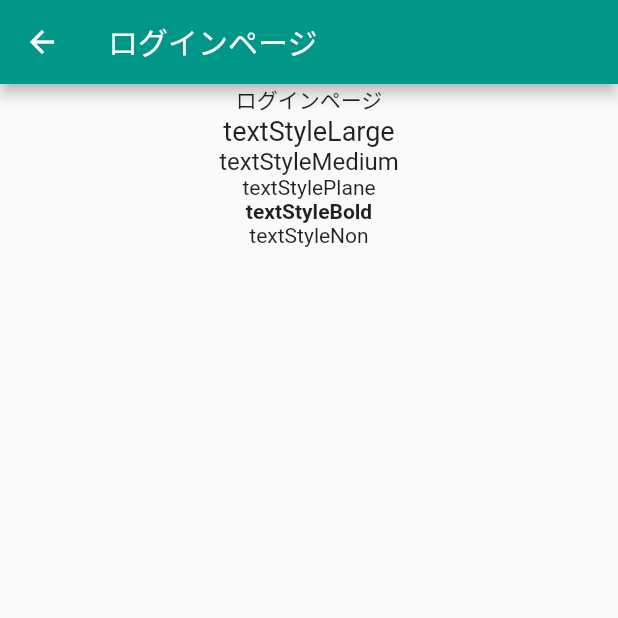
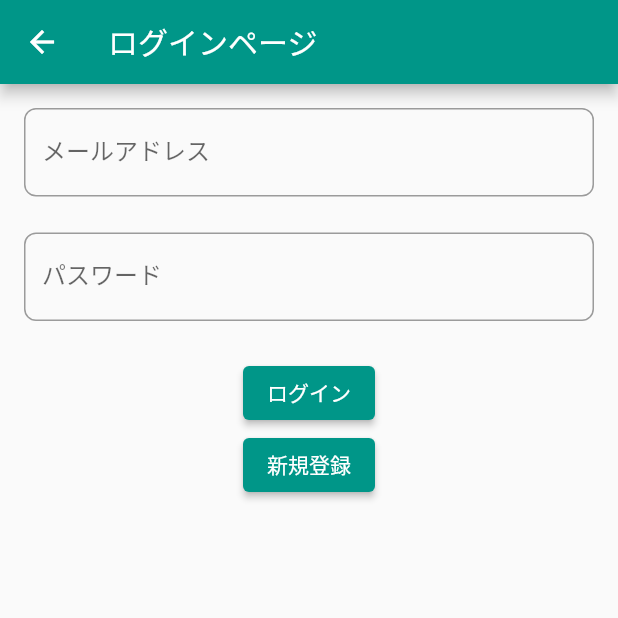
Before and after one commit to miyasic/PokeScouter, a Flutter app: the screen it shows after launch, after a tap on the "login" icon, on a phone screen of 412 x 824 dp, the top half of it. Run offline on Flutter 3.47's test engine with Material 2 defaults, Android fonts, the phone set to English and light mode, and no system bars; our stand-ins replace badges, cloud_firestore, firebase_auth, firebase_core, flutter_hooks, freezed_annotation and 3 more; missing offline and left inert: roggle; accounts and stored records are empty.

Commit message:
ログインページのUIを実装

```diff
--- a/lib/presentation/login/login_page.dart
+++ b/lib/presentation/login/login_page.dart
@@ -1,6 +1,5 @@
 import 'package:flutter/material.dart';
 import 'package:flutter_template/constants/route_path.dart';
-import 'package:flutter_template/constants/text_style.dart';
 import 'package:hooks_riverpod/hooks_riverpod.dart';
 
 class LoginPage extends ConsumerWidget {
@@ -12,20 +11,34 @@ class LoginPage extends ConsumerWidget {
       appBar: AppBar(
         title: const Text(kPageNameLogin),
       ),
-      body: Center(
+      body: Padding(
+          padding: const EdgeInsets.all(16),
           child: Column(
-        children: [
-          Text(
-            kPageNameLogin,
-            style: textStylePlain,
-          ),
-          Text("textStyleLarge", style: textStyleLarge),
-          Text("textStyleMedium", style: textStyleMedium),
-          Text("textStylePlane", style: textStylePlain),
-          Text("textStyleBold", style: textStyleBold),
-          const Text("textStyleNon")
-        ],
-      )),
+            children: [
+              TextField(
+                controller: null,
+                decoration: InputDecoration(
+                  border: OutlineInputBorder(
+                    borderRadius: BorderRadius.circular(8.0),
+                  ),
+                  labelText: 'メールアドレス',
+                ),
+              ),
+              const SizedBox(height: 24.0),
+              TextField(
+                controller: null, // Controller実装必要
+                decoration: InputDecoration(
+                  border: OutlineInputBorder(
+                    borderRadius: BorderRadius.circular(8.0),
+                  ),
+                  labelText: 'パスワード',
+                ),
+              ),
+              const SizedBox(height: 24.0),
+              ElevatedButton(onPressed: () {}, child: Text('ログイン')),
+              ElevatedButton(onPressed: () {}, child: Text('新規登録')),
+            ],
+          )),
     );
   }
 }
```
